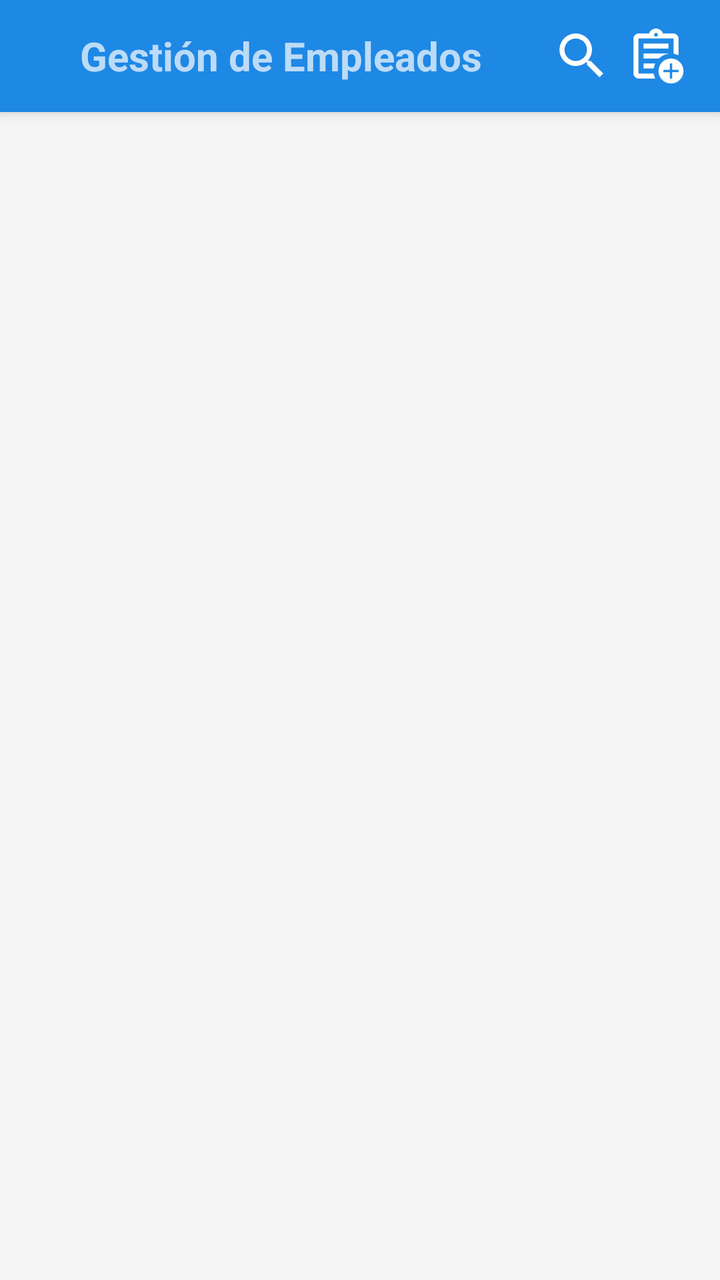
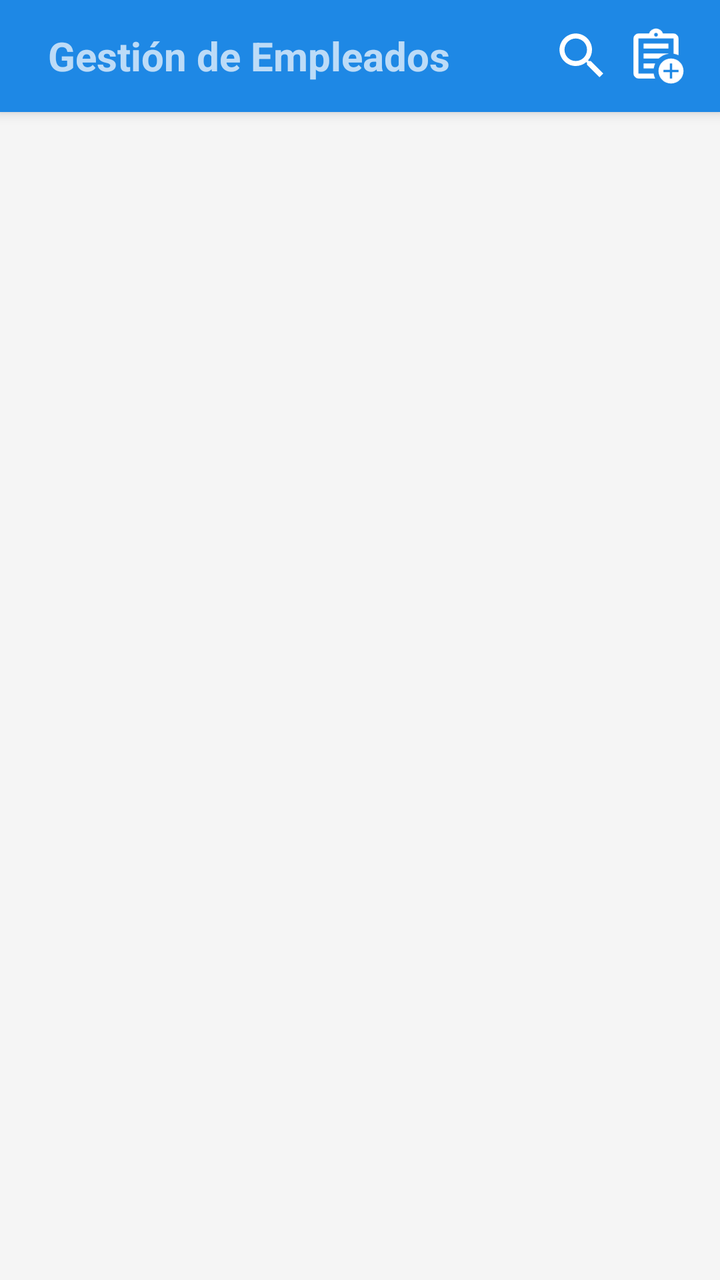

Two renders of the same Android screen: before a commit and after it. Below are the layout's source before the change and the commit's diff.
<!-- AndroidManifest.xml: application theme Theme.VERIFY -->
<!-- res/layout/activity_empleados.xml -->
<?xml version="1.0" encoding="utf-8"?>
<androidx.coordinatorlayout.widget.CoordinatorLayout xmlns:android="http://schemas.android.com/apk/res/android"
    xmlns:app="http://schemas.android.com/apk/res-auto"
    xmlns:tools="http://schemas.android.com/tools"
    android:layout_width="match_parent"
    android:layout_height="match_parent"
    android:background="@color/grey_background_app">

    <com.google.android.material.appbar.AppBarLayout
        android:layout_width="match_parent"
        android:layout_height="wrap_content"
        android:fitsSystemWindows="true"
        android:theme="@style/ThemeOverlay.AppCompat.Dark.ActionBar">

        <androidx.appcompat.widget.Toolbar
            android:id="@+id/actionBar"
            android:layout_width="match_parent"
            android:layout_height="?attr/actionBarSize"
            android:background="@color/blue_corporative_primary"
            app:popupTheme="@style/ThemeOverlay.AppCompat.Light"
            app:titleTextColor="@android:color/white">

            <LinearLayout
                android:id="@+id/linearLayout"
                android:layout_width="match_parent"
                android:layout_height="50dp"
                android:weightSum="1">

                <FrameLayout
                    android:layout_width="0dp"
                    android:layout_height="match_parent"
                    android:layout_marginHorizontal="8dp"
                    android:layout_weight="0.75">

                    <com.google.android.material.textfield.TextInputEditText
                        android:id="@+id/et_search"
                        android:layout_width="match_parent"
                        android:layout_height="wrap_content"
                        android:backgroundTint="@color/booton_line_edittext"
                        android:hint="Buscar por nombre"
                        android:inputType="textPersonName"
                        android:visibility="gone" />

                    <TextView
                        android:id="@+id/tvTitle"
                        android:layout_width="match_parent"
                        android:layout_height="match_parent"
                        android:layout_marginStart="16dp"
                        android:layout_weight="1"
                        android:gravity="center_vertical"
                        android:text="Gestión de Empleados"
                        android:textSize="20sp"
                        android:textStyle="bold" />
                </FrameLayout>

                <FrameLayout
                    android:id="@+id/btnSearch"
                    android:layout_width="0dp"
                    android:layout_height="match_parent"
                    android:layout_marginStart="5dp"
                    android:layout_weight="0.1"
                    android:background="?android:attr/selectableItemBackgroundBorderless"
                    android:clickable="true"
                    android:focusable="true">

                    <ImageView
                        android:id="@+id/ivSearch"
                        android:layout_width="30dp"
                        android:layout_height="30dp"
                        android:layout_gravity="center"
                        android:background="@android:color/transparent"
                        android:src="@drawable/ic_search"
                        android:tint="@color/white_pure" />
                </FrameLayout>

                <FrameLayout
                    android:id="@+id/btnAdd_employee"
                    android:layout_width="0dp"
                    android:layout_height="match_parent"
                    android:layout_marginStart="5dp"
                    android:layout_weight="0.1"
                    android:background="?android:attr/selectableItemBackgroundBorderless"
                    android:clickable="true"
                    android:focusable="true">

                    <ImageView
                        android:layout_width="30dp"
                        android:layout_height="30dp"
                        android:layout_gravity="center"
                        android:background="@android:color/transparent"
                        android:src="@drawable/ic_add_register"
                        android:tint="@color/white_pure" />
                </FrameLayout>
            </LinearLayout>
        </androidx.appcompat.widget.Toolbar>
    </com.google.android.material.appbar.AppBarLayout>

    <FrameLayout
        android:layout_width="match_parent"
        android:layout_height="match_parent"
        app:layout_behavior="@string/appbar_scrolling_view_behavior">

        <LinearLayout
            android:id="@+id/layout_message"
            android:layout_width="match_parent"
            android:layout_height="match_parent"
            android:layout_gravity="center_vertical"
            android:gravity="center"
            android:orientation="vertical"
            android:visibility="gone">

            <ImageView
                android:id="@+id/ivImageMessage"
                android:layout_width="300dp"
                android:layout_height="300dp"
                android:src="@drawable/no_signal"
                android:tint="@color/grey_image_backgroud" />

            <TextView
                android:id="@+id/tvTitleMeassage"
                android:layout_width="wrap_content"
                android:layout_height="wrap_content"
                android:layout_marginTop="30dp"
                android:text="Servidor desconectado"
                android:textColor="@color/grey_text_secondary"
                android:textSize="20sp"
                android:textStyle="bold" />

            <com.google.android.material.button.MaterialButton
                android:id="@+id/btnRetry"
                android:layout_width="wrap_content"
                android:layout_height="wrap_content"
                android:layout_marginTop="10dp"
                android:text="@string/reintentar"
                android:textColor="@color/white_pure"
                app:icon="@drawable/ic_retry"
                app:iconTint="@color/white_pure" />
        </LinearLayout>

        <androidx.recyclerview.widget.RecyclerView
            android:id="@+id/rv_employees"
            android:layout_width="match_parent"
            android:layout_height="match_parent"
            android:clipToPadding="false"
            android:paddingHorizontal="8dp"
            tools:listitem="@layout/empleados_list_item" />
    </FrameLayout>
</androidx.coordinatorlayout.widget.CoordinatorLayout>
<!-- res/layout/empleados_list_item.xml (included above) -->
<?xml version="1.0" encoding="utf-8"?>
<androidx.cardview.widget.CardView xmlns:android="http://schemas.android.com/apk/res/android"
    xmlns:app="http://schemas.android.com/apk/res-auto"
    android:layout_width="match_parent"
    android:layout_height="wrap_content"
    android:layout_marginHorizontal="12dp"
    android:layout_marginVertical="6dp"
    android:clickable="true"
    android:focusable="true"
    android:foreground="?android:attr/selectableItemBackground"
    app:cardBackgroundColor="@color/white_pure"
    app:cardCornerRadius="12dp"
    app:cardElevation="4dp">

    <androidx.constraintlayout.widget.ConstraintLayout
        android:layout_width="match_parent"
        android:layout_height="wrap_content"
        android:padding="16dp">

        <TextView
            android:id="@+id/tv_initials"
            android:layout_width="48dp"
            android:layout_height="48dp"
            android:background="@drawable/circle_background_blue"
            android:gravity="center"
            android:text="JM"
            android:textColor="@color/white_pure"
            android:textSize="18sp"
            android:textStyle="bold"
            app:layout_constraintBottom_toBottomOf="parent"
            app:layout_constraintStart_toStartOf="parent"
            app:layout_constraintTop_toTopOf="parent" />

        <TextView
            android:id="@+id/tv_employee_name"
            android:layout_width="0dp"
            android:layout_height="wrap_content"
            android:layout_marginStart="16dp"
            android:text="Javier Mendoza"
            android:textColor="@color/grey_text_dark"
            android:textSize="16sp"
            android:textStyle="bold"
            app:layout_constraintEnd_toStartOf="@+id/tv_employee_status"
            app:layout_constraintStart_toEndOf="@+id/tv_initials"
            app:layout_constraintTop_toTopOf="parent" />

        <TextView
            android:id="@+id/tv_employee_role"
            android:layout_width="0dp"
            android:layout_height="wrap_content"
            android:layout_marginStart="16dp"
            android:text="Cajero Principal"
            android:textColor="@color/grey_text_secondary"
            android:textSize="14sp"
            app:layout_constraintEnd_toStartOf="@+id/tv_employee_status"
            app:layout_constraintStart_toEndOf="@+id/tv_initials"
            app:layout_constraintTop_toBottomOf="@+id/tv_employee_name" />

        <TextView
            android:id="@+id/tv_employee_status"
            android:layout_width="wrap_content"
            android:layout_height="wrap_content"
            android:background="@drawable/rounded_tag_green"
            android:paddingHorizontal="8dp"
            android:paddingVertical="4dp"
            android:text="Activo"
            android:textColor="@color/white_pure"
            android:textSize="12sp"
            app:layout_constraintBottom_toBottomOf="parent"
            app:layout_constraintEnd_toEndOf="parent"
            app:layout_constraintTop_toTopOf="parent" />

    </androidx.constraintlayout.widget.ConstraintLayout>

</androidx.cardview.widget.CardView>
<!-- resources referenced by this layout -->
<resources>
  <color name="blue_corporative_primary">#1E88E5</color>
  <color name="booton_line_edittext">#68B0F2</color>
  <color name="grey_background_app">#F5F5F5</color>
  <color name="grey_image_backgroud">#D7D7D7</color>
  <color name="grey_text_dark">#212121</color>
  <color name="grey_text_secondary">#757575</color>
  <color name="white_pure">#FFFFFF</color>
  <!-- drawable circle_background_blue (drawable) -->
  <?xml version="1.0" encoding="utf-8"?>
  <shape xmlns:android="http://schemas.android.com/apk/res/android"
      android:shape="oval">
  
      <solid android:color="@color/blue_corporative_primary" />
  
      <size
          android:width="48dp"
          android:height="48dp" />
  
  </shape>
  <!-- drawable ic_retry (drawable) -->
  <vector xmlns:android="http://schemas.android.com/apk/res/android" android:height="24dp" android:tint="#000000" android:viewportHeight="960" android:viewportWidth="960" android:width="24dp">
        
      <path android:fillColor="@android:color/white" android:pathData="M480,880Q405,880 339.5,851.5Q274,823 225.5,774.5Q177,726 148.5,660.5Q120,595 120,520Q120,445 148.5,379.5Q177,314 225.5,265.5Q274,217 339.5,188.5Q405,160 480,160L486,160L424,98L480,40L640,200L480,360L424,302L486,240L480,240Q363,240 281.5,321.5Q200,403 200,520Q200,637 281.5,718.5Q363,800 480,800Q597,800 678.5,718.5Q760,637 760,520L840,520Q840,595 811.5,660.5Q783,726 734.5,774.5Q686,823 620.5,851.5Q555,880 480,880Z"/>
      
  </vector>
  <!-- drawable ic_search (drawable) -->
  <?xml version="1.0" encoding="utf-8"?>
  <vector xmlns:android="http://schemas.android.com/apk/res/android"
      android:width="24dp"
      android:height="24dp"
      android:viewportWidth="24"
      android:viewportHeight="24">
  
      <path
          android:fillColor="#333333"
          android:pathData="M15.5,14h-0.79l-0.28,-0.27C15.41,12.59 16,11.11 16,9.5C16,5.91 13.09,3 9.5,3S3,5.91 3,9.5C3,13.09 5.91,16 9.5,16c1.61,0 3.09,-0.59 4.23,-1.57l0.27,0.28v0.79l5,4.99L20.49,19l-4.99,-5zM9.5,14C7.01,14 5,11.99 5,9.5S7.01,5 9.5,5S14,7.01 14,9.5S11.99,14 9.5,14z"/>
  
  </vector>
  <!-- drawable rounded_tag_green (drawable) -->
  <?xml version="1.0" encoding="utf-8"?>
  <shape xmlns:android="http://schemas.android.com/apk/res/android"
      android:shape="rectangle">
  
      <solid android:color="@color/semantic_success_green" />
  
      <corners android:radius="16dp" />
  
      <padding
          android:left="6dp"
          android:right="6dp"
          android:top="2dp"
          android:bottom="2dp" />
  
  </shape>
  <string name="reintentar">Recargar</string>
  <style name="Theme.VERIFY" parent="Base.Theme.VERIFY" />
  <color name="semantic_success_green">#4CAF50</color>
  <style name="CustomBottomSheetDialog" parent="Theme.Design.Light.BottomSheetDialog">
          <item name="android:windowIsFloating">false</item>
          <item name="bottomSheetStyle">@style/CustomBottomSheetStyle</item>
      </style>
  <style name="CustomBottomSheetStyle" parent="Widget.Design.BottomSheet.Modal">
          <item name="android:background">@drawable/bg_bottom_sheet</item>
          <item name="backgroundTint">@android:color/transparent</item>
      </style>
  <!-- drawable bg_bottom_sheet (drawable) -->
  <shape xmlns:android="http://schemas.android.com/apk/res/android">
      <solid android:color="@color/white_pure" />
      <corners android:topLeftRadius="20dp" android:topRightRadius="20dp" />
  </shape>
  <!-- unchanged entries left out for length: 3 -->
</resources>

<!-- the commit's change to res/layout/activity_empleados.xml (unified diff, before → after) -->
@@ -45,8 +45,8 @@
                         android:id="@+id/tvTitle"
                         android:layout_width="match_parent"
                         android:layout_height="match_parent"
-                        android:layout_marginStart="16dp"
                         android:layout_weight="1"
+                        android:singleLine="true"
                         android:gravity="center_vertical"
                         android:text="Gestión de Empleados"
                         android:textSize="20sp"
